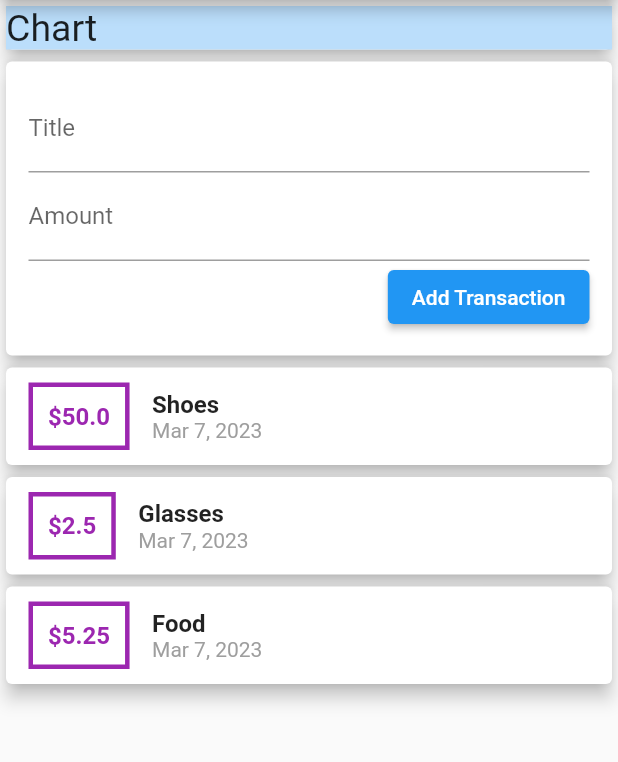
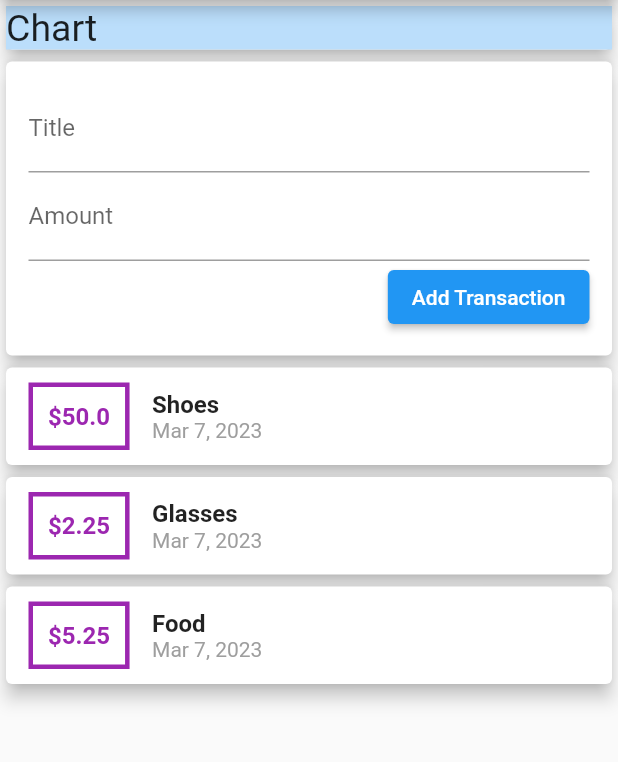
Before and after one commit to El-Neweshy/personal_expenses_app, a Flutter app: the screen it shows after launch, on a phone screen of 412 x 824 dp, the part 84-846 px from its top. Run offline on Flutter 3.47's test engine with Material 2 defaults, Android fonts, the phone set to English and light mode, and no system bars.

Commit message:
restructure widgets

```diff
--- a/lib/main.dart
+++ b/lib/main.dart
@@ -1,6 +1,5 @@
 import 'package:flutter/material.dart';
-import 'package:intl/intl.dart';
-import './transaction.dart';
+import './widgets/user_transactions.dart';
 
 void main() {
   runApp(const MyApp());
@@ -17,22 +16,13 @@ class MyApp extends StatelessWidget {
       theme: ThemeData(
         primarySwatch: Colors.blue,
       ),
-      home: MyHomePage(),
+      home: const MyHomePage(),
     );
   }
 }
 
 class MyHomePage extends StatelessWidget {
-  MyHomePage({super.key});
-
-  final List<Transaction> transactions = [
-    Transaction(id: 't1', title: 'Shoes', amount: 50, date: DateTime.now()),
-    Transaction(id: 't2', title: 'Glasses', amount: 2.50, date: DateTime.now()),
-    Transaction(id: 't3', title: 'Food', amount: 5.25, date: DateTime.now()),
-  ];
-
-  final titleController = TextEditingController();
-  final amountController = TextEditingController();
+  const MyHomePage({super.key});
 
   @override
   Widget build(BuildContext context) {
@@ -63,87 +53,7 @@ class MyHomePage extends StatelessWidget {
               ),
             ),
           ),
-          Card(
-            elevation: 5,
-            child: Container(
-              padding: const EdgeInsets.all(15),
-              child: Column(
-                crossAxisAlignment: CrossAxisAlignment.end,
-                children: <Widget>[
-                  TextField(
-                    autocorrect: true,
-                    decoration: const InputDecoration(labelText: 'Title'),
-                    controller: titleController,
-                  ),
-                  TextField(
-                    autocorrect: true,
-                    decoration: const InputDecoration(labelText: 'Amount'),
-                    controller: amountController,
-                  ),
-                  ElevatedButton(
-                    onPressed: () {},
-                    child: const Text(
-                      'Add Transaction',
-                      style: TextStyle(color: Colors.white),
-                    ),
-                  )
-                ],
-              ),
-            ),
-          ),
-          Column(
-            children: transactions.map(
-              (tx) {
-                return Card(
-                  elevation: 5,
-                  child: Row(
-                    children: <Widget>[
-                      Container(
-                        margin: const EdgeInsets.symmetric(
-                          vertical: 10,
-                          horizontal: 15,
-                        ),
-                        decoration: BoxDecoration(
-                          border: Border.all(
-                            color: Colors.purple,
-                            width: 3,
-                          ),
-                        ),
-                        padding: const EdgeInsets.all(10),
-                        child: Text(
-                          '\$${tx.amount}',
-                          style: const TextStyle(
-                            fontWeight: FontWeight.bold,
-                            color: Colors.purple,
-                            fontSize: 16,
-                          ),
-                        ),
-                      ),
-                      Column(
-                        crossAxisAlignment: CrossAxisAlignment.start,
-                        mainAxisAlignment: MainAxisAlignment.center,
-                        children: [
-                          Text(
-                            tx.title,
-                            style: const TextStyle(
-                              fontWeight: FontWeight.bold,
-                              fontSize: 16,
-                            ),
-                          ),
-                          Text(
-                            DateFormat.yMMMd().format(tx.date),
-                            style: const TextStyle(
-                              color: Colors.grey,
-                            ),
-                          ),
-                        ],
-                      ),
-                    ],
-                  ),
-                );
-              },
-            ).toList(),
-          ),
+          const UserTransactions(),
         ],
       ),
     );
--- /dev/null
+++ b/lib/widgets/new_transaction.dart
@@ -0,0 +1,40 @@
+import 'package:flutter/material.dart';
+
+class NewTransaction extends StatelessWidget {
+  NewTransaction({Key? key}) : super(key: key);
+
+  final titleController = TextEditingController();
+  final amountController = TextEditingController();
+
+  @override
+  Widget build(BuildContext context) {
+    return Card(
+      elevation: 5,
+      child: Container(
+        padding: const EdgeInsets.all(15),
+        child: Column(
+          crossAxisAlignment: CrossAxisAlignment.end,
+          children: <Widget>[
+            TextField(
+              autocorrect: true,
+              decoration: const InputDecoration(labelText: 'Title'),
+              controller: titleController,
+            ),
+            TextField(
+              autocorrect: true,
+              decoration: const InputDecoration(labelText: 'Amount'),
+              controller: amountController,
+            ),
+            ElevatedButton(
+              onPressed: () {},
+              child: const Text(
+                'Add Transaction',
+                style: TextStyle(color: Colors.white),
+              ),
+            )
+          ],
+        ),
+      ),
+    );
+  }
+}
--- /dev/null
+++ b/lib/widgets/transaction_list.dart
@@ -0,0 +1,64 @@
+import 'package:flutter/material.dart';
+import 'package:intl/intl.dart';
+
+class TransactionList extends StatelessWidget {
+  final List lst;
+  const TransactionList(this.lst);
+
+  @override
+  Widget build(BuildContext context) {
+    return Column(
+      children: lst.map(
+        (tx) {
+          return Card(
+            elevation: 5,
+            child: Row(
+              children: <Widget>[
+                Container(
+                  margin: const EdgeInsets.symmetric(
+                    vertical: 10,
+                    horizontal: 15,
+                  ),
+                  decoration: BoxDecoration(
+                    border: Border.all(
+                      color: Colors.purple,
+                      width: 3,
+                    ),
+                  ),
+                  padding: const EdgeInsets.all(10),
+                  child: Text(
+                    '\$${tx.amount}',
+                    style: const TextStyle(
+                      fontWeight: FontWeight.bold,
+                      color: Colors.purple,
+                      fontSize: 16,
+                    ),
+                  ),
+                ),
+                Column(
+                  crossAxisAlignment: CrossAxisAlignment.start,
+                  mainAxisAlignment: MainAxisAlignment.center,
+                  children: [
+                    Text(
+                      tx.title,
+                      style: const TextStyle(
+                        fontWeight: FontWeight.bold,
+                        fontSize: 16,
+                      ),
+                    ),
+                    Text(
+                      DateFormat.yMMMd().format(tx.date),
+                      style: const TextStyle(
+                        color: Colors.grey,
+                      ),
+                    ),
+                  ],
+                ),
+              ],
+            ),
+          );
+        },
+      ).toList(),
+    );
+  }
+}
--- /dev/null
+++ b/lib/widgets/user_transactions.dart
@@ -0,0 +1,27 @@
+import 'package:flutter/material.dart';
+import '../widgets/new_transaction.dart';
+import '../widgets/transaction_list.dart';
+import '../models/transaction.dart';
+
+class UserTransactions extends StatefulWidget {
+  const UserTransactions({Key? key}) : super(key: key);
+
+  @override
+  _UserTransactionsState createState() => _UserTransactionsState();
+}
+
+class _UserTransactionsState extends State<UserTransactions> {
+  final List<Transaction> _transactions = [
+    Transaction(id: 't1', title: 'Shoes', amount: 50, date: DateTime.now()),
+    Transaction(id: 't2', title: 'Glasses', amount: 2.25, date: DateTime.now()),
+    Transaction(id: 't3', title: 'Food', amount: 5.25, date: DateTime.now()),
+  ];
+
+  @override
+  Widget build(BuildContext context) {
+    return Column(children: [
+      NewTransaction(),
+      TransactionList(_transactions),
+    ]);
+  }
+}
```
Also changed, not shown: lib/models/transaction.dart (renamed from lib/transaction.dart).
